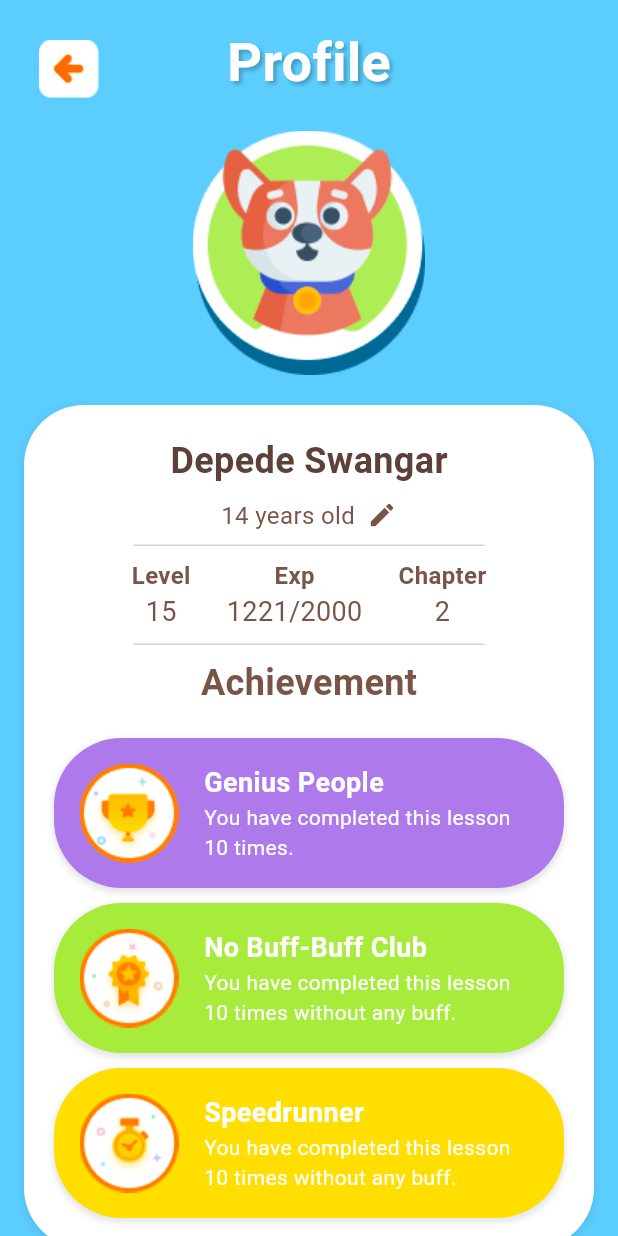
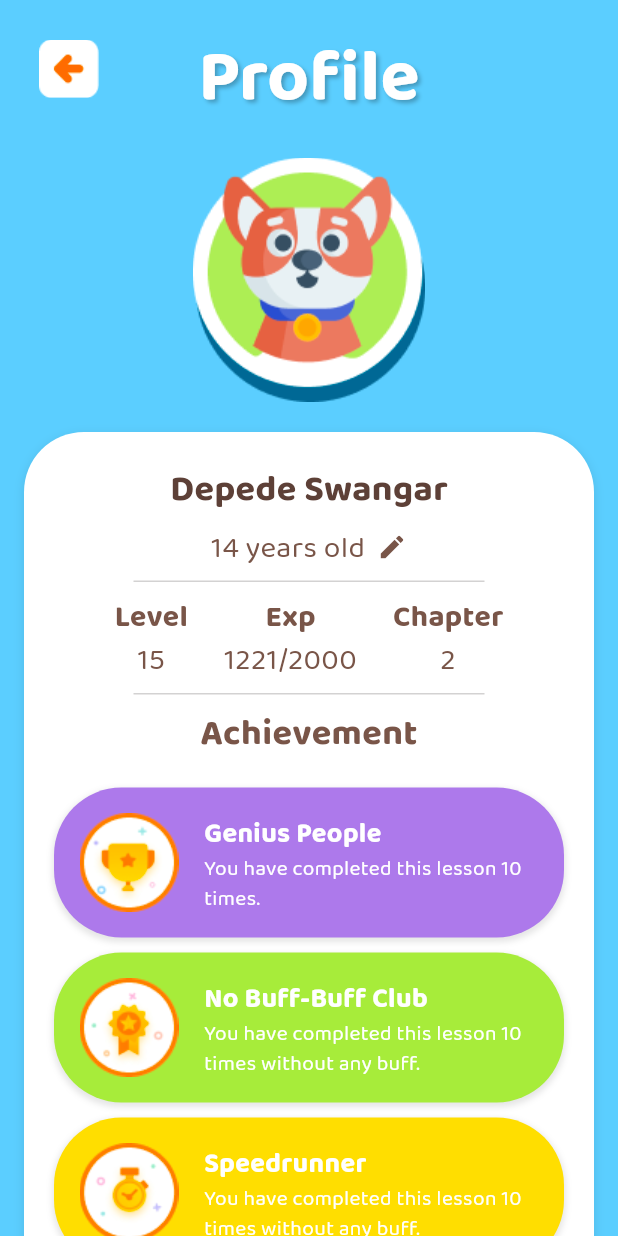
Before and after one commit to Nessaa16/WordWhizz, a Flutter app: the ProfilePage screen opened directly, on a phone screen of 412 x 824 dp. Run offline on Flutter 3.47's test engine with Material 3 defaults, Android fonts, the phone set to English and light mode, and no system bars; our stand-ins replace cloud_firestore, firebase_auth, firebase_core, lottie; accounts and stored records are empty.

Commit message:
adjusting the fontstyle

```diff
--- a/wordwhizz/lib/main.dart
+++ b/wordwhizz/lib/main.dart
@@ -27,9 +27,9 @@ class MyApp extends StatelessWidget {
       // home: Chapter2(),
       // home: MainMenuScreen(),
       // home: BottomNavbar(),
-      // home: ProfilePage(selectedCharacter: '',),
+      home: ProfilePage(selectedCharacter: '',),
       // home: MinigamesScreen(),
-      home: ShopPage(),
+      // home: ShopPage(),
       // home: TebakGambar(),
       // home: MainMenuScreen2(),
       // home: Chapter1(),
--- a/wordwhizz/lib/view/pages/profile_page.dart
+++ b/wordwhizz/lib/view/pages/profile_page.dart
@@ -44,7 +44,8 @@ class _ProfilePageState extends State<ProfilePage> {
                       child: Text(
                         'Profile',
                         style: TextStyle(
-                          fontSize: 36,
+                          fontFamily: 'BalooChettan2',
+                          fontSize: 48,
                           fontWeight: FontWeight.bold,
                           color: Colors.white,
                           shadows: [
@@ -103,6 +104,7 @@ class _ProfilePageState extends State<ProfilePage> {
                             Text(
                               'Depede Swangar',
                               style: TextStyle(
+                                fontFamily: 'BalooChettan2',
                                 fontSize: 24,
                                 fontWeight: FontWeight.bold,
                                 color: Colors.brown[700],
@@ -116,7 +118,8 @@ class _ProfilePageState extends State<ProfilePage> {
                                 const Text(
                                   '14 years old',
                                   style: TextStyle(
-                                    fontSize: 16,
+                                    fontFamily: 'BalooChettan2',
+                                    fontSize: 20,
                                     color: Colors.brown,
                                   ),
                                 ),
@@ -185,6 +188,7 @@ class _ProfilePageState extends State<ProfilePage> {
                           child: Text(
                             'Achievement',
                             style: TextStyle(
+                              fontFamily: 'BalooChettan2',
                               fontSize: 24,
                               fontWeight: FontWeight.bold,
                               color: Colors.brown,
@@ -233,7 +237,8 @@ class _ProfilePageState extends State<ProfilePage> {
         Text(
           label,
           style: const TextStyle(
-            fontSize: 16,
+            fontFamily: 'BalooChettan2',
+            fontSize: 20,
             fontWeight: FontWeight.bold,
             color: Colors.brown,
           ),
@@ -241,7 +246,8 @@ class _ProfilePageState extends State<ProfilePage> {
         Text(
           value,
           style: const TextStyle(
-            fontSize: 18,
+            fontFamily: 'BalooChettan2',
+            fontSize: 20,
             color: Colors.brown,
           ),
         ),
@@ -285,6 +291,7 @@ class _ProfilePageState extends State<ProfilePage> {
                 Text(
                   title,
                   style: const TextStyle(
+                    fontFamily: 'BalooChettan2',
                     fontSize: 18,
                     fontWeight: FontWeight.bold,
                     color: Colors.white,
@@ -293,6 +300,7 @@ class _ProfilePageState extends State<ProfilePage> {
                 Text(
                   description,
                   style: const TextStyle(
+                    fontFamily: 'BalooChettan2',
                     fontSize: 14,
                     color: Colors.white,
                   ),
--- a/wordwhizz/pubspec.yaml
+++ b/wordwhizz/pubspec.yaml
@@ -163,7 +163,7 @@ flutter:
   # list giving the asset and other descriptors for the font. For
   # example:
   fonts:
-    - family: BalooChettan 2
+    - family: BalooChettan2
       fonts:
         - asset: fonts/BalooChettan2-Regular.ttf
         - asset: fonts/BalooChettan2-Medium.ttf
```
